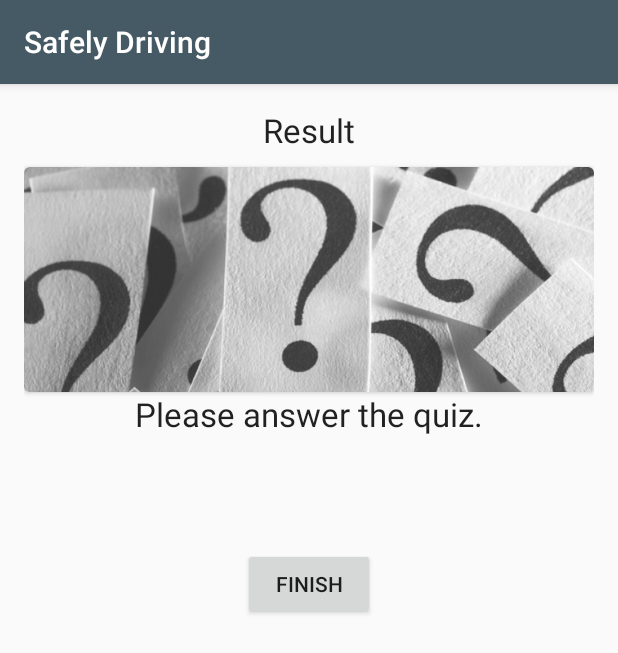
After one commit to shadyueh/safelydriving, an Android app: the fragment FragmentQuizResult shown on its own in the app's theme, on a phone screen of 412 x 824 dp. The commit adds this screen. Shown: the top 653 px of the screen. Run offline under Robolectric (Android 15) with nearby library versions, the phone set to English and light mode, and no system bars; 1 statement that could not run was skipped.

Commit message:
Quiz Result Handle

```diff
--- a/app/src/main/java/shadowppl/com/br/safelydriving0/FragmentQuiz5.java
+++ b/app/src/main/java/shadowppl/com/br/safelydriving0/FragmentQuiz5.java
@@ -25,7 +25,7 @@ public class FragmentQuiz5 extends Fragment {
             public void onClick(View v)
             {
                 ViewPager vPager = (ViewPager) getActivity().findViewById(R.id.viewPager);
-                vPager.setCurrentItem(0, true);
+                vPager.setCurrentItem(vPager.getCurrentItem()+1, true);
             }
         });
 
--- /dev/null
+++ b/app/src/main/java/shadowppl/com/br/safelydriving0/FragmentQuizResult.java
@@ -0,0 +1,51 @@
+package shadowppl.com.br.safelydriving0;
+
+import android.os.Bundle;
+import android.support.annotation.Nullable;
+import android.support.v4.app.Fragment;
+import android.view.LayoutInflater;
+import android.view.View;
+import android.view.ViewGroup;
+import android.widget.ImageView;
+import android.widget.TextView;
+
+/**
+ * Created by Held on 02/08/2016.
+ */
+public class FragmentQuizResult extends Fragment {
+
+    TextView scoreTitle;
+    TextView scoreText;
+    ImageView quizResultImage;
+
+    @Nullable
+    @Override
+    public View onCreateView(LayoutInflater inflater, @Nullable ViewGroup container, @Nullable Bundle savedInstanceState) {
+        View view = inflater.inflate(R.layout.fragment_quiz_result, container, false);
+
+        //Encontrando os componentes da tela
+        scoreTitle = (TextView) view.findViewById(R.id.scoreTitle);
+        scoreText = (TextView) view.findViewById(R.id.score);
+        quizResultImage = (ImageView) view.findViewById(R.id.quizResultImage);
+
+        //Chama método da Parent
+        int score = ((QuizActivity)getActivity()).getScore();
+
+        if (score > 7){
+            setQuizResult("Your score is",score,R.drawable.quiz_win);
+        } else if (score > 4){
+            setQuizResult("Your score is",score,R.drawable.quiz_thumbs_up);
+        } else if (score > 0){
+            setQuizResult("Your score is",score,R.drawable.quiz_fallen);
+        }
+
+        return view;
+    }
+
+    private void setQuizResult(String title, int score, int imageResID){
+        quizResultImage.setImageResource(imageResID);
+        scoreTitle.setText(title);
+        scoreText.setVisibility(View.VISIBLE);
+        scoreText.setText(""+score);
+    }
+}
--- a/app/src/main/java/shadowppl/com/br/safelydriving0/QuizActivity.java
+++ b/app/src/main/java/shadowppl/com/br/safelydriving0/QuizActivity.java
@@ -57,9 +57,16 @@ public class QuizActivity extends AppCompatActivity {
         quizPoints[viewPager.getCurrentItem()] = point;
     }
 
+    public int getScore(){
+        int sum = 0;
+        for (int i : quizPoints)
+            sum += i;
+        return sum;
+    }
+
     private class SwipeCustomAdapter extends FragmentPagerAdapter {
 
-        private String fragments[] = {"Quiz 1","Quiz 2","Quiz 3","Quiz 4","Quiz 5"};
+        private String fragments[] = {"Quiz 1","Quiz 2","Quiz 3","Quiz 4","Quiz 5","Quiz Result"};
 
         public SwipeCustomAdapter(FragmentManager supportFragmentManager, Context applicationContext) {
             super(supportFragmentManager);
@@ -83,6 +90,8 @@ public class QuizActivity extends AppCompatActivity {
                     return new FragmentQuiz4();
                 case 4:
                     return new FragmentQuiz5();
+                case 5:
+                    return new FragmentQuizResult();
                 default:
                     return null;
             }
--- /dev/null
+++ b/app/src/main/res/layout/fragment_quiz_result.xml
@@ -0,0 +1,63 @@
+<?xml version="1.0" encoding="utf-8"?>
+<ScrollView xmlns:android="http://schemas.android.com/apk/res/android"
+    xmlns:card_view="http://schemas.android.com/apk/res-auto"
+    android:layout_width="match_parent"
+    android:layout_height="match_parent">
+
+    <LinearLayout
+        android:layout_width="match_parent"
+        android:layout_height="match_parent"
+        android:orientation="vertical"
+        android:padding="16dp">
+
+        <TextView
+            android:id="@+id/textView"
+            android:layout_width="wrap_content"
+            android:layout_height="wrap_content"
+            android:layout_gravity="center_horizontal"
+            android:text="Result"
+            android:textAppearance="?android:attr/textAppearanceLarge" />
+
+        <android.support.v7.widget.CardView xmlns:card_view="http://schemas.android.com/apk/res-auto"
+            android:id="@+id/card_view1"
+            style="@style/CardViewQuiz"
+            card_view:cardCornerRadius="4dp">
+
+            <ImageView
+                android:id="@+id/quizResultImage"
+                android:layout_width="match_parent"
+                android:layout_height="match_parent"
+                android:layout_gravity="center_horizontal"
+                android:alpha="0.8"
+                android:scaleType="centerCrop"
+                android:src="@drawable/quiz" />
+
+        </android.support.v7.widget.CardView>
+
+        <TextView
+            android:id="@+id/scoreTitle"
+            android:layout_width="wrap_content"
+            android:layout_height="wrap_content"
+            android:layout_gravity="center_horizontal"
+            android:text="Please answer the quiz."
+            android:textAppearance="?android:attr/textAppearanceLarge" />
+
+        <TextView
+            android:id="@+id/score"
+            android:layout_width="wrap_content"
+            android:layout_height="wrap_content"
+            android:layout_gravity="center_horizontal"
+            android:text="0"
+            android:textAppearance="@style/TextAppearance.AppCompat.Display3"
+            android:visibility="invisible" />
+
+        <Button
+            android:id="@+id/btnFinishQuiz5"
+            android:layout_width="wrap_content"
+            android:layout_height="wrap_content"
+            android:layout_gravity="center_horizontal|bottom"
+            android:text="Finish" />
+
+
+    </LinearLayout>
+</ScrollView>
```
Also changed, not shown: app/src/main/res/drawable/quiz_fallen.jpg (added), app/src/main/res/drawable/quiz_thumbs_up.jpg (added), app/src/main/res/drawable/quiz_win.jpg (added).
